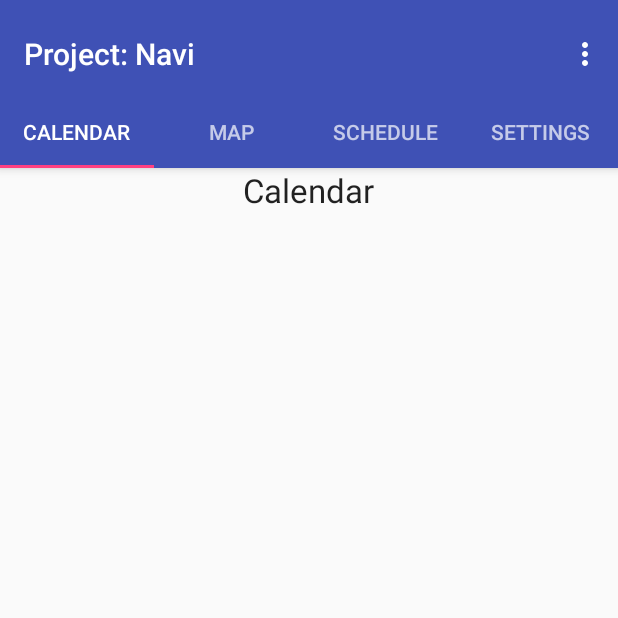
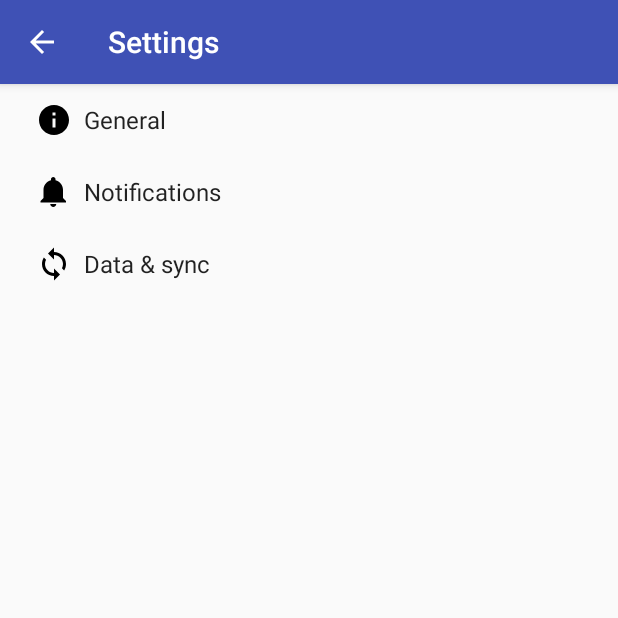
Before and after one commit to EdenPlus/ProjectNavi, an Android app: the screen it shows after launch (MainActivity before the commit, SettingsActivity after it), in the options menu, after a tap on "Settings", on a phone screen of 412 x 824 dp, the top half of it. Run offline under Robolectric (Android 15) with nearby library versions, the phone set to English and light mode, and no system bars; pictures from the network do not load.

Commit message:
Settings Part 1
The early stages of development for the settings menu.

```diff
--- a/app/build.gradle
+++ b/app/build.gradle
@@ -26,5 +26,6 @@
     })
     compile 'com.android.support:appcompat-v7:26.+'
     compile 'com.android.support:design:26.+'
+    compile 'com.android.support:support-v4:26.+'
     testCompile 'junit:junit:4.12'
 }
--- /dev/null
+++ b/app/src/main/java/justenlosoya/projectnavi/AppCompatPreferenceActivity.java
@@ -0,0 +1,109 @@
+package justenlosoya.projectnavi;
+
+import android.content.res.Configuration;
+import android.os.Bundle;
+import android.preference.PreferenceActivity;
+import android.support.annotation.LayoutRes;
+import android.support.annotation.Nullable;
+import android.support.v7.app.ActionBar;
+import android.support.v7.app.AppCompatDelegate;
+import android.support.v7.widget.Toolbar;
+import android.view.MenuInflater;
+import android.view.View;
+import android.view.ViewGroup;
+
+/**
+ * A {@link android.preference.PreferenceActivity} which implements and proxies the necessary calls
+ * to be used with AppCompat.
+ */
+public abstract class AppCompatPreferenceActivity extends PreferenceActivity {
+
+    private AppCompatDelegate mDelegate;
+
+    @Override
+    protected void onCreate(Bundle savedInstanceState) {
+        getDelegate().installViewFactory();
+        getDelegate().onCreate(savedInstanceState);
+        super.onCreate(savedInstanceState);
+    }
+
+    @Override
+    protected void onPostCreate(Bundle savedInstanceState) {
+        super.onPostCreate(savedInstanceState);
+        getDelegate().onPostCreate(savedInstanceState);
+    }
+
+    public ActionBar getSupportActionBar() {
+        return getDelegate().getSupportActionBar();
+    }
+
+    public void setSupportActionBar(@Nullable Toolbar toolbar) {
+        getDelegate().setSupportActionBar(toolbar);
+    }
+
+    @Override
+    public MenuInflater getMenuInflater() {
+        return getDelegate().getMenuInflater();
+    }
+
+    @Override
+    public void setContentView(@LayoutRes int layoutResID) {
+        getDelegate().setContentView(layoutResID);
+    }
+
+    @Override
+    public void setContentView(View view) {
+        getDelegate().setContentView(view);
+    }
+
+    @Override
+    public void setContentView(View view, ViewGroup.LayoutParams params) {
+        getDelegate().setContentView(view, params);
+    }
+
+    @Override
+    public void addContentView(View view, ViewGroup.LayoutParams params) {
+        getDelegate().addContentView(view, params);
+    }
+
+    @Override
+    protected void onPostResume() {
+        super.onPostResume();
+        getDelegate().onPostResume();
+    }
+
+    @Override
+    protected void onTitleChanged(CharSequence title, int color) {
+        super.onTitleChanged(title, color);
+        getDelegate().setTitle(title);
+    }
+
+    @Override
+    public void onConfigurationChanged(Configuration newConfig) {
+        super.onConfigurationChanged(newConfig);
+        getDelegate().onConfigurationChanged(newConfig);
+    }
+
+    @Override
+    protected void onStop() {
+        super.onStop();
+        getDelegate().onStop();
+    }
+
+    @Override
+    protected void onDestroy() {
+        super.onDestroy();
+        getDelegate().onDestroy();
+    }
+
+    public void invalidateOptionsMenu() {
+        getDelegate().invalidateOptionsMenu();
+    }
+
+    private AppCompatDelegate getDelegate() {
+        if (mDelegate == null) {
+            mDelegate = AppCompatDelegate.create(this, null);
+        }
+        return mDelegate;
+    }
+}
--- a/app/src/main/java/justenlosoya/projectnavi/MainActivity.java
+++ b/app/src/main/java/justenlosoya/projectnavi/MainActivity.java
@@ -1,5 +1,6 @@
 package justenlosoya.projectnavi;
 
+import android.content.Intent;
 import android.graphics.drawable.Drawable;
 import android.support.annotation.IdRes;
 import android.support.design.widget.TabLayout;
@@ -16,10 +17,11 @@
 import android.view.MenuItem;
 import android.view.View;
 import android.view.ViewGroup;
-import android.widget.RadioGroup;
 import android.widget.TextView;
-import android.widget.RadioGroup.OnCheckedChangeListener;
 import android.content.SharedPreferences;
+import android.content.Context;
+
+import justenlosoya.projectnavi.TouchImageView;
 
 public class MainActivity extends AppCompatActivity {
 
@@ -38,6 +40,11 @@
      */
     private ViewPager mViewPager;
 
+    SharedPreferences sharedpreferences;
+    TouchImageView mapImage;
+    public static final String mypreference = "mypref";
+    public static final String Map = "mapKey";
+
     @Override
     protected void onCreate(Bundle savedInstanceState) {
         super.onCreate(savedInstanceState);
@@ -55,7 +62,23 @@
 
         TabLayout tabLayout = (TabLayout) findViewById(R.id.tabs);
         tabLayout.setupWithViewPager(mViewPager);
-
+/*
+        mapImage = (TouchImageView) findViewById(R.id.mapImg);
+        sharedpreferences = getSharedPreferences(mypreference, 0);
+        //if (sharedpreferences.contains("Map")) {
+            int temp = sharedpreferences.getInt("Map", R.drawable.b_map);
+            mapImage.setImageResource(temp);
+            mapImage.setTag(temp);
+            if (mapImage.getTag().equals(R.drawable.b_map)) {
+                RadioButton b_button = (RadioButton) findViewById(R.id.buildingRadio);
+                b_button.toggle();
+            }
+            else if (mapImage.getTag().equals(R.drawable.s_map)) {
+                RadioButton s_button = (RadioButton) findViewById(R.id.satelliteRadio);
+                s_button.toggle();
+            }
+        //}
+*/
     }
 
     @Override
@@ -70,14 +93,18 @@
         // Handle action bar item clicks here. The action bar will
         // automatically handle clicks on the Home/Up button, so long
         // as you specify a parent activity in AndroidManifest.xml.
-        int id = item.getItemId();
+        switch (item.getItemId()) {
+            case R.id.action_settings:
+                displayPreferences();
+                return true;
+            default:
+                return super.onOptionsItemSelected(item);
+        }
+    }
 
-        //noinspection SimplifiableIfStatement
-        if (id == R.id.action_settings) {
-            return true;
-        }
-
-        return super.onOptionsItemSelected(item);
+    public void displayPreferences() {
+        Intent intent = new Intent(this, SettingsActivity.class);
+        startActivity(intent);
     }
 
     /**
@@ -136,18 +163,15 @@
                     return tabMap;
                 case 2:
                     TabSchedule tabSchedule = new TabSchedule();
-                    return tabSchedule;
-                case 3:
-                    TabSettings tabSettings = new TabSettings();
-                    return tabSettings;
+                return tabSchedule;
             }
             return null;
         }
 
         @Override
         public int getCount() {
-            // Show 4 total pages.
-            return 4;
+            // Show 3 total pages.
+            return 3;
         }
 
         @Override
@@ -159,63 +183,9 @@
                     return "MAP";
                 case 2:
                     return "SCHEDULE";
-                case 3:
-                    return "SETTINGS";
             }
             return null;
         }
     }
 
-    public void swapMap(View v) {
-        TouchImageView image = (TouchImageView) findViewById(R.id.mapImg);
-
-        if (image.getTag().equals(1)) {
-            image.setImageResource(R.drawable.s_map);
-            image.setTag(2);
-        }
-        else {
-            image.setImageResource(R.drawable.b_map);
-            image.setTag(1);
-        }
-
-    }
-/*
-        // Radio group experiment 2
-        final RadioGroup mapRadio = (RadioGroup) findViewById(R.id.mapRadioGroup);
-        mapRadio.setOnCheckedChangeListener(new OnCheckedChangeListener() {
-            @Override
-            public void onCheckedChanged(RadioGroup radioGroup, int checkedID) {
-                TouchImageView image = (TouchImageView) findViewById(R.id.mapImg);
-
-                switch (radioGroup.getId()) {
-                    case R.id.mapRadioGroup:
-                        if (checkedID == R.id.buildingRadio) {
-                            image.setImageResource(R.drawable.building_map);
-                        }
-                        else if (checkedID == R.id.satelliteRadio) {
-                            image.setImageResource(R.drawable.satellite_map);
-                        }
-                        break;
-                    default:
-                        break;
-                }
-            }
-        });
-        // Radio group experiment 2
-
-    public void toggleMap(View view) {
-        TouchImageView image = (TouchImageView) findViewById(R.id.mapImg);
-
-        switch (view.getId()) {
-            case R.id.buildingRadio:
-                image.setImageResource(R.drawable.b_map);
-                break;
-            case R.id.satelliteRadio:
-                image.setImageResource(R.drawable.s_map);
-                break;
-            default:
-                break;
-        }
-    }
-*/
 }
--- /dev/null
+++ b/app/src/main/res/drawable/ic_info_black_24dp.xml
@@ -0,0 +1,9 @@
+<vector xmlns:android="http://schemas.android.com/apk/res/android"
+    android:width="24dp"
+    android:height="24dp"
+    android:viewportHeight="24.0"
+    android:viewportWidth="24.0">
+    <path
+        android:fillColor="#FF000000"
+        android:pathData="M12,2C6.48,2 2,6.48 2,12s4.48,10 10,10 10,-4.48 10,-10S17.52,2 12,2zm1,15h-2v-6h2v6zm0,-8h-2V7h2v2z" />
+</vector>
--- /dev/null
+++ b/app/src/main/res/drawable/ic_notifications_black_24dp.xml
@@ -0,0 +1,9 @@
+<vector xmlns:android="http://schemas.android.com/apk/res/android"
+    android:width="24dp"
+    android:height="24dp"
+    android:viewportHeight="24.0"
+    android:viewportWidth="24.0">
+    <path
+        android:fillColor="#FF000000"
+        android:pathData="M11.5,22c1.1,0 2,-0.9 2,-2h-4c0,1.1 0.9,2 2,2zm6.5,-6v-5.5c0,-3.07 -2.13,-5.64 -5,-6.32V3.5c0,-0.83 -0.67,-1.5 -1.5,-1.5S10,2.67 10,3.5v0.68c-2.87,0.68 -5,3.25 -5,6.32V16l-2,2v1h17v-1l-2,-2z" />
+</vector>
--- /dev/null
+++ b/app/src/main/res/drawable/ic_sync_black_24dp.xml
@@ -0,0 +1,9 @@
+<vector xmlns:android="http://schemas.android.com/apk/res/android"
+    android:width="24dp"
+    android:height="24dp"
+    android:viewportHeight="24.0"
+    android:viewportWidth="24.0">
+    <path
+        android:fillColor="#FF000000"
+        android:pathData="M12 4V1L8 5l4 4V6c3.31 0 6 2.69 6 6 0 1.01,-.25 1.97,-.7 2.8l1.46 1.46C19.54 15.03 20 13.57 20 12c0,-4.42,-3.58,-8,-8,-8zm0 14c-3.31 0,-6,-2.69,-6,-6 0,-1.01.25,-1.97.7,-2.8L5.24 7.74C4.46 8.97 4 10.43 4 12c0 4.42 3.58 8 8 8v3l4,-4,-4,-4v3z" />
+</vector>
--- a/app/src/main/res/values/strings.xml
+++ b/app/src/main/res/values/strings.xml
@@ -5,4 +5,90 @@
     <string name="mapButton">Toggle Map</string>
     <string name="buildingSetting">Building Map</string>
     <string name="satelliteSetting">Satellite Map</string>
+    <string name="title_activity_settings">Settings</string>
+
+    <!-- Strings related to Settings -->
+
+    <!-- General Settings -->
+    <string name="mapSettingLabel">Map Type</string>
+
+    <string-array name="mapLabels">
+        <item>Building Map</item>
+        <item>Satellite Map</item>
+    </string-array>
+
+    <string-array name="mapDraws">
+        <item>@drawable/b_map</item>
+        <item>@drawable/s_map</item>
+    </string-array>
+
+    <!-- Example General settings -->
+    <string name="pref_header_general">General</string>
+
+    <string name="pref_title_social_recommendations">Enable social recommendations</string>
+    <string name="pref_description_social_recommendations">Recommendations for people to contact
+        based on your message history
+    </string>
+
+    <string name="pref_title_display_name">Display name</string>
+    <string name="pref_default_display_name">John Smith</string>
+
+    <string name="pref_title_add_friends_to_messages">Add friends to messages</string>
+    <string-array name="pref_example_list_titles">
+        <item>Always</item>
+        <item>When possible</item>
+        <item>Never</item>
+    </string-array>
+    <string-array name="pref_example_list_values">
+        <item>1</item>
+        <item>0</item>
+        <item>-1</item>
+    </string-array>
+
+    <!-- Example settings for Data & Sync -->
+    <string name="pref_header_data_sync">Data &amp; sync</string>
+
+    <string name="pref_title_sync_frequency">Sync frequency</string>
+    <string-array name="pref_sync_frequency_titles">
+        <item>15 minutes</item>
+        <item>30 minutes</item>
+        <item>1 hour</item>
+        <item>3 hours</item>
+        <item>6 hours</item>
+        <item>Never</item>
+    </string-array>
+    <string-array name="pref_sync_frequency_values">
+        <item>15</item>
+        <item>30</item>
+        <item>60</item>
+        <item>180</item>
+        <item>360</item>
+        <item>-1</item>
+    </string-array>
+
+    <string-array name="list_preference_entries">
+        <item>Entry 1</item>
+        <item>Entry 2</item>
+        <item>Entry 3</item>
+    </string-array>
+
+    <string-array name="list_preference_entry_values">
+        <item>1</item>
+        <item>2</item>
+        <item>3</item>
+    </string-array>
+
+    <string-array name="multi_select_list_preference_default_value" />
+
+    <string name="pref_title_system_sync_settings">System sync settings</string>
+
+    <!-- Example settings for Notifications -->
+    <string name="pref_header_notifications">Notifications</string>
+
+    <string name="pref_title_new_message_notifications">New message notifications</string>
+
+    <string name="pref_title_ringtone">Ringtone</string>
+    <string name="pref_ringtone_silent">Silent</string>
+
+    <string name="pref_title_vibrate">Vibrate</string>
 </resources>
--- /dev/null
+++ b/app/src/main/res/xml/pref_data_sync.xml
@@ -0,0 +1,21 @@
+<PreferenceScreen xmlns:android="http://schemas.android.com/apk/res/android">
+
+    <!-- NOTE: Hide buttons to simplify the UI. Users can touch outside the dialog to
+         dismiss it. -->
+    <!-- NOTE: ListPreference's summary should be set to its value by the activity code. -->
+    <ListPreference
+        android:defaultValue="180"
+        android:entries="@array/pref_sync_frequency_titles"
+        android:entryValues="@array/pref_sync_frequency_values"
+        android:key="sync_frequency"
+        android:negativeButtonText="@null"
+        android:positiveButtonText="@null"
+        android:title="@string/pref_title_sync_frequency" />
+
+    <!-- This preference simply launches an intent when selected. Use this UI sparingly, per
+         design guidelines. -->
+    <Preference android:title="@string/pref_title_system_sync_settings">
+        <intent android:action="android.settings.SYNC_SETTINGS" />
+    </Preference>
+
+</PreferenceScreen>
--- /dev/null
+++ b/app/src/main/res/xml/pref_general.xml
@@ -0,0 +1,12 @@
+<PreferenceScreen xmlns:android="http://schemas.android.com/apk/res/android">
+
+    <ListPreference
+        android:defaultValue="-1"
+        android:entries="@array/mapLabels"
+        android:entryValues="@array/mapDraws"
+        android:key="mapImage"
+        android:negativeButtonText="@null"
+        android:positiveButtonText="@null"
+        android:title="@string/mapSettingLabel"/>
+
+</PreferenceScreen>
--- /dev/null
+++ b/app/src/main/res/xml/pref_headers.xml
@@ -0,0 +1,20 @@
+<preference-headers xmlns:android="http://schemas.android.com/apk/res/android">
+
+    <!-- These settings headers are only used on tablets. -->
+
+    <header
+        android:fragment="justenlosoya.projectnavi.SettingsActivity$GeneralPreferenceFragment"
+        android:icon="@drawable/ic_info_black_24dp"
+        android:title="@string/pref_header_general" />
+
+    <header
+        android:fragment="justenlosoya.projectnavi.SettingsActivity$NotificationPreferenceFragment"
+        android:icon="@drawable/ic_notifications_black_24dp"
+        android:title="@string/pref_header_notifications" />
+
+    <header
+        android:fragment="justenlosoya.projectnavi.SettingsActivity$DataSyncPreferenceFragment"
+        android:icon="@drawable/ic_sync_black_24dp"
+        android:title="@string/pref_header_data_sync" />
+
+</preference-headers>
--- /dev/null
+++ b/app/src/main/res/xml/pref_notification.xml
@@ -0,0 +1,27 @@
+<PreferenceScreen xmlns:android="http://schemas.android.com/apk/res/android">
+
+    <!-- A 'parent' preference, which enables/disables child preferences (below)
+         when checked/unchecked. -->
+    <SwitchPreference
+        android:defaultValue="true"
+        android:key="notifications_new_message"
+        android:title="@string/pref_title_new_message_notifications" />
+
+    <!-- Allows the user to choose a ringtone in the 'notification' category. -->
+    <!-- NOTE: This preference will be enabled only when the checkbox above is checked. -->
+    <!-- NOTE: RingtonePreference's summary should be set to its value by the activity code. -->
+    <RingtonePreference
+        android:defaultValue="content://settings/system/notification_sound"
+        android:dependency="notifications_new_message"
+        android:key="notifications_new_message_ringtone"
+        android:ringtoneType="notification"
+        android:title="@string/pref_title_ringtone" />
+
+    <!-- NOTE: This preference will be enabled only when the checkbox above is checked. -->
+    <SwitchPreference
+        android:defaultValue="true"
+        android:dependency="notifications_new_message"
+        android:key="notifications_new_message_vibrate"
+        android:title="@string/pref_title_vibrate" />
+
+</PreferenceScreen>
```
Also changed, not shown: app/src/main/AndroidManifest.xml (+8 -0 lines), app/src/main/java/justenlosoya/projectnavi/SettingsActivity.java (added, +265 -0 lines), app/src/main/java/justenlosoya/projectnavi/TabSettings.java (deleted, +0 -20 lines), app/src/main/res/layout/tab_map.xml (+1 -12 lines), app/src/main/res/layout/tab_settings.xml (deleted, +0 -23 lines), 46 other files.
